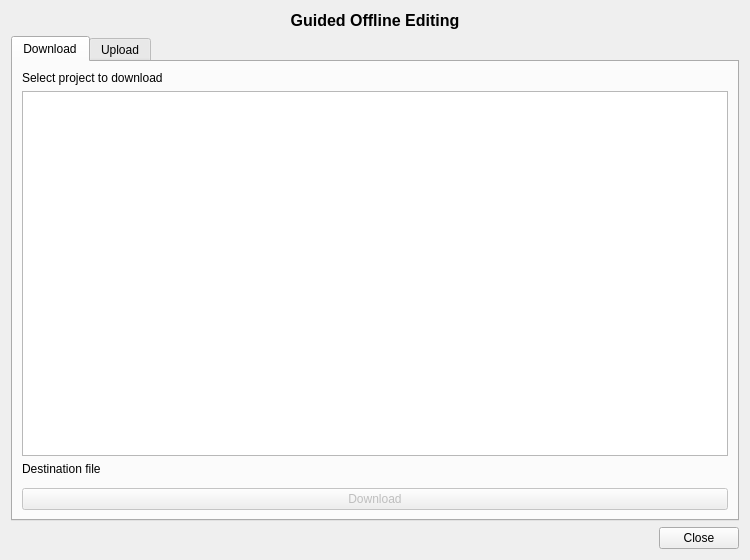
First picture: the form in guided_offline_editing_dialog_base.ui, repository ygversil/qgis-guided-offline-editing, before the edit.
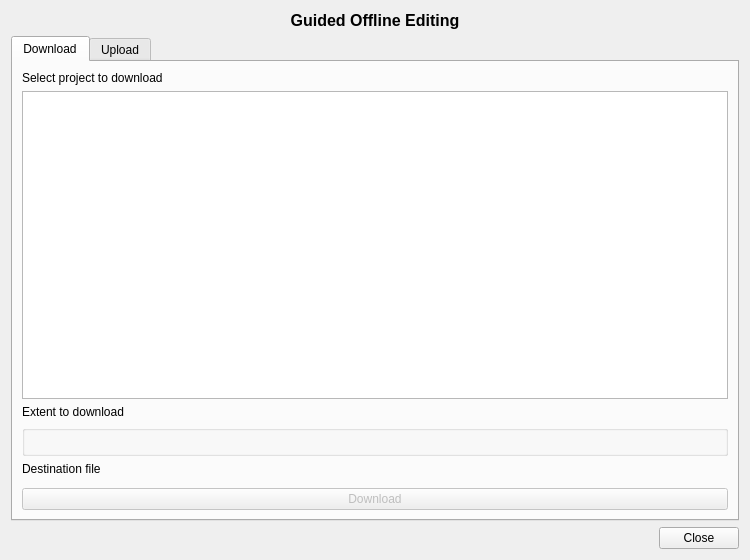
Second picture: the form after the edit. Icons and pictures are not drawn. Custom widgets are drawn as their Qt base class.

Commit message: Allow to download only into a given extent

Diff of the .ui file:
```diff
--- a/guided_offline_editing_dialog_base.ui
+++ b/guided_offline_editing_dialog_base.ui
@@ -58,6 +58,16 @@
        <item>
         <widget class="QListView" name="pgProjectList"/>
        </item>
+       <item>
+        <widget class="QLabel" name="pgProjectDownloadExtentLabel">
+         <property name="text">
+          <string>Extent to download</string>
+         </property>
+        </widget>
+       </item>
+       <item>
+        <widget class="QgsExtentGroupBox" name="pgProjectDownloadExtent"/>
+       </item>
        <item>
         <widget class="QLabel" name="pgProjectDestFileLabel">
          <property name="text">
@@ -140,6 +150,18 @@
   </layout>
  </widget>
  <customwidgets>
+  <customwidget>
+   <class>QgsCollapsibleGroupBox</class>
+   <extends>QGroupBox</extends>
+   <header>qgscollapsiblegroupbox.h</header>
+   <container>1</container>
+  </customwidget>
+  <customwidget>
+   <class>QgsExtentGroupBox</class>
+   <extends>QgsCollapsibleGroupBox</extends>
+   <header>qgsextentgroupbox.h</header>
+   <container>1</container>
+  </customwidget>
   <customwidget>
    <class>QgsFileWidget</class>
    <extends>QWidget</extends>
```
The commit also changes 2 other files.
